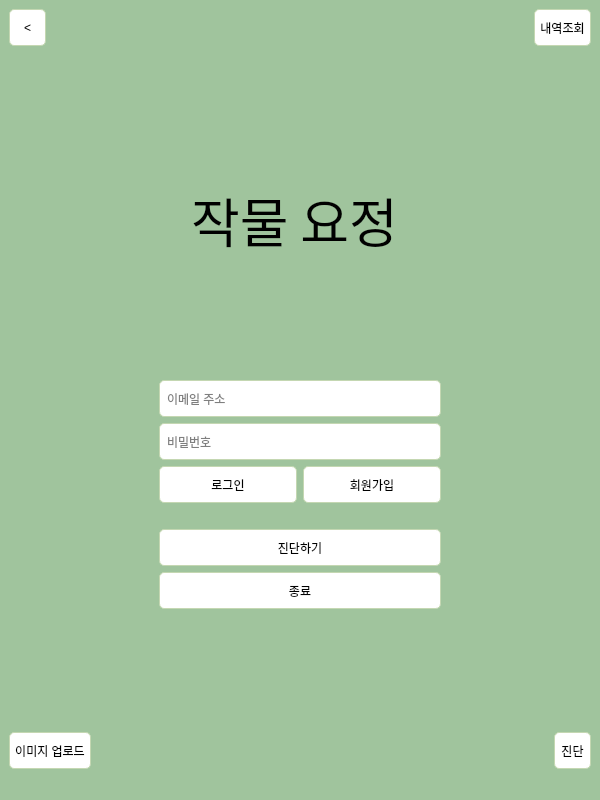
First picture: the form in UI/CropFairy.ui, repository song030/CropFairy, before the edit.
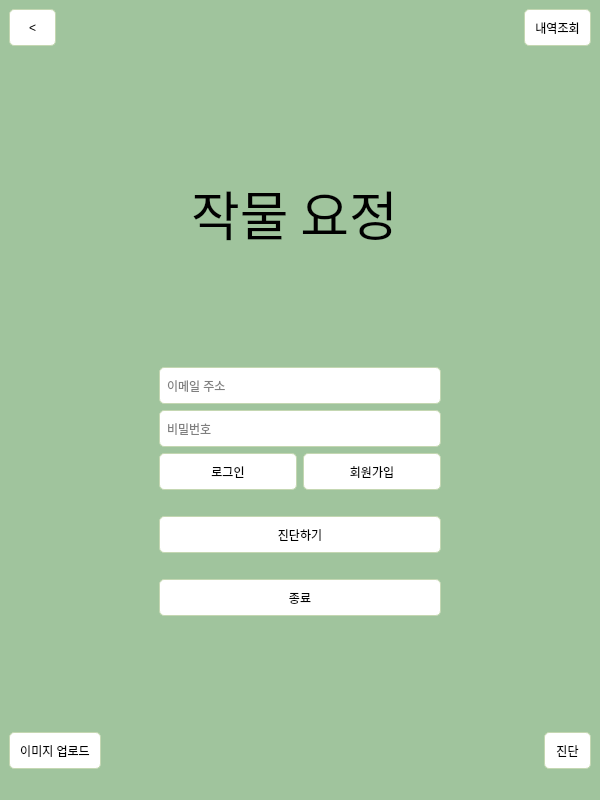
Second picture: the form after the edit. The open tabs and pages were chosen to show the change. Icons and pictures are not drawn.

```diff
--- a/UI/CropFairy.ui
+++ b/UI/CropFairy.ui
@@ -38,7 +38,7 @@
 background-color:white;
 border:1px solid rgb(196, 215, 178);
 border-radius:5px;
-padding:5px;
+padding: 5px 10px 5px 10px;
 min-width:25px;
 min-height:25px;
 }
@@ -120,6 +120,12 @@
           <verstretch>0</verstretch>
          </sizepolicy>
         </property>
+        <property name="minimumSize">
+         <size>
+          <width>47</width>
+          <height>37</height>
+         </size>
+        </property>
         <property name="text">
          <string>내역조회</string>
         </property>
@@ -238,7 +244,7 @@
            </spacer>
           </item>
           <item>
-           <layout class="QVBoxLayout" name="verticalLayout_2" stretch="0,0,0,0">
+           <layout class="QVBoxLayout" name="verticalLayout_2" stretch="0,0,0,0,0">
             <item>
              <widget class="QWidget" name="widget_login" native="true">
               <layout class="QVBoxLayout" name="verticalLayout_6">
@@ -327,6 +333,19 @@
               </property>
              </widget>
             </item>
+            <item>
+             <spacer name="verticalSpacer_7">
+              <property name="orientation">
+               <enum>Qt::Vertical</enum>
+              </property>
+              <property name="sizeHint" stdset="0">
+               <size>
+                <width>20</width>
+                <height>20</height>
+               </size>
+              </property>
+             </spacer>
+            </item>
             <item>
              <widget class="QPushButton" name="btn_exit">
               <property name="text">
@@ -539,9 +558,15 @@
           </property>
           <item>
            <widget class="QPushButton" name="btn_upload">
+            <property name="sizePolicy">
+             <sizepolicy hsizetype="Fixed" vsizetype="Fixed">
+              <horstretch>0</horstretch>
+              <verstretch>0</verstretch>
+             </sizepolicy>
+            </property>
             <property name="minimumSize">
              <size>
-              <width>37</width>
+              <width>47</width>
               <height>37</height>
              </size>
             </property>
@@ -567,7 +592,7 @@
            <widget class="QPushButton" name="btn_start">
             <property name="minimumSize">
              <size>
-              <width>37</width>
+              <width>47</width>
               <height>37</height>
              </size>
             </property>
```
Left out of the diff: 11 changed lines with no effect on the pictures.
